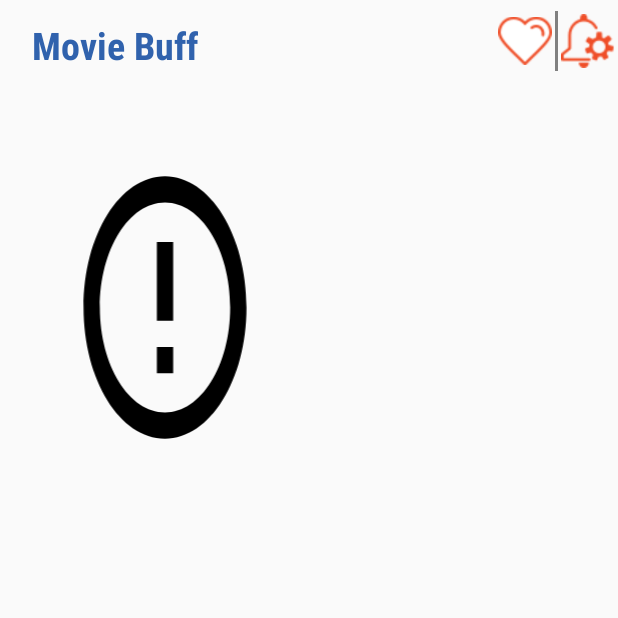
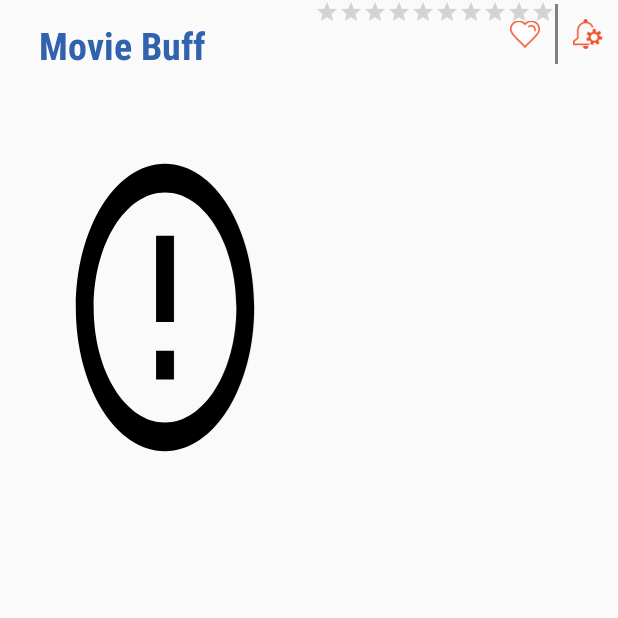
Before and after one commit to sarthakshive/MovieBuff-App, an Android app: the Main2Activity screen opened directly, with no data from a screen before it, on a phone screen of 412 x 824 dp, the top half of it. Run offline under Robolectric (Android 15) with nearby library versions, the phone set to English and light mode, and no system bars; our stand-ins replace Picasso, Room's generated code; network calls fail; pictures from the network do not load; 7 statements that could not run were skipped.

Commit message:
made some ui fixes

```diff
--- a/app/src/main/java/com/example/sarthaktaneja/moviebuff/Main2Activity.java
+++ b/app/src/main/java/com/example/sarthaktaneja/moviebuff/Main2Activity.java
@@ -10,6 +10,7 @@ import android.view.View;
 import android.widget.Button;
 import android.widget.DatePicker;
 import android.widget.ImageView;
+import android.widget.RatingBar;
 import android.widget.TextView;
 import android.widget.TimePicker;
 import android.widget.Toast;
@@ -19,6 +20,8 @@ import com.example.sarthaktaneja.moviebuff.Database.MovieDatabase;
 import com.example.sarthaktaneja.moviebuff.Database.MyAsync;
 import com.example.sarthaktaneja.moviebuff.Model.Pojo1;
 import com.squareup.picasso.Picasso;
+
+import org.w3c.dom.Text;
 
 import java.util.Calendar;
 
@@ -32,6 +35,10 @@ public class Main2Activity extends Activity  {
         ImageView wish=(ImageView) findViewById(R.id.heart);
         ImageView notify=(ImageView) findViewById(R.id.notify);
         final TextView time=(TextView) findViewById(R.id.movienam);
+        TextView movDetails = (TextView) findViewById(R.id.summary);
+        TextView rating = (TextView) findViewById(R.id.rating);
+        TextView title = (TextView) findViewById(R.id.movienam);
+        RatingBar ratingBar = (RatingBar) findViewById(R.id.stars);
 
         final MovieDatabase mdb= Room.databaseBuilder(getApplicationContext(),MovieDatabase.class,"Movie").build();
 
@@ -86,6 +93,10 @@ public class Main2Activity extends Activity  {
             }
         });
 
+        movDetails.setText(pojo1.getOverview().toString());
+        rating.setText(pojo1.getVoteAverage().toString());
+        title.setText(pojo1.getOriginalTitle().toString());
+        ratingBar.setRating(pojo1.getVoteAverage().floatValue());
 
     }
 
--- a/app/src/main/res/drawable-v24/rounded_corner_search.xml
+++ b/app/src/main/res/drawable-v24/rounded_corner_search.xml
@@ -18,10 +18,10 @@
     </padding>-->
 
     <!-- Here is the corner radius -->
-    <!--
+
     <corners
-        android:radius="10dp"   >
+        android:radius="5dp"   >
     </corners>
-    -->
+
 
 </shape>
--- a/app/src/main/res/layout/activity_main3.xml
+++ b/app/src/main/res/layout/activity_main3.xml
@@ -16,7 +16,7 @@
         android:id="@+id/movie_photo"
         android:layout_width="200dp"
         android:layout_height="250dp"
-        android:padding="20dp"
+        android:padding="10dp"
         android:layout_marginLeft="10dp"
         android:layout_marginTop="80dp"/>
 
@@ -26,22 +26,45 @@
         android:layout_height="wrap_content"
         android:layout_toRightOf="@id/movie_photo"
         android:padding="5dp"
-        android:layout_marginTop="80dp"/>
+        android:layout_marginTop="80dp"
+        android:fontFamily="sans-serif"
+        android:textSize="30sp"
+        android:textStyle="bold"/>
 
 
     <TextView
         android:layout_width="wrap_content"
         android:layout_height="wrap_content"
-        android:layout_below="@id/movienam"
+        android:layout_below="@id/stars"
         android:layout_toRightOf="@id/movie_photo"
         android:padding="5dp"
-        android:layout_marginTop="90dp"/>
+        android:layout_marginTop="90dp"
+        android:id="@+id/rating"
+        android:textSize="15sp"
+        android:textColor="@color/black"
+        android:textStyle="bold"
+        />
 
     <TextView
-        android:id="@+id/rat"
+        android:id="@+id/summary"
         android:layout_width="match_parent"
         android:layout_height="wrap_content"
-        android:layout_marginTop="350dp"/>
+        android:layout_toRightOf="@id/movie_photo"
+        android:layout_marginTop="150dp"
+        android:textColor="@color/black"
+        android:textSize="10sp"/>
+
+
+    <RatingBar
+        android:id="@+id/stars"
+        android:layout_width="wrap_content"
+        android:layout_height="wrap_content"
+        style="?android:attr/ratingBarStyleSmall"
+        android:numStars="10"
+        android:stepSize="0.1"
+        android:isIndicator="true"
+        android:layout_toRightOf="@id/movie_photo"
+        />
 
 
 
--- a/app/src/main/res/layout/toolbar.xml
+++ b/app/src/main/res/layout/toolbar.xml
@@ -18,7 +18,7 @@
         android:fontFamily="sans-serif-condensed"
         android:textColor="@color/color_3062ad"
         android:textStyle="bold"
-        android:padding="5dp"/>
+        android:padding="10dp"/>
 
     <ImageView
         android:id="@+id/heart"
@@ -26,7 +26,7 @@
         android:layout_height="40dp"
         android:src="@drawable/wishlist"
         android:layout_alignParentRight="true"
-        android:padding="5dp"/>
+        android:padding="10dp"/>
 
     </RelativeLayout>
 
--- a/app/src/main/res/layout/toolbar1.xml
+++ b/app/src/main/res/layout/toolbar1.xml
@@ -18,7 +18,7 @@
         android:textColor="@color/color_3062ad"
         android:textStyle="bold"
         android:id="@+id/appname"
-        android:padding="5dp"/>
+        android:padding="10dp"/>
 
     <ImageView
         android:id="@+id/heart"
@@ -26,7 +26,7 @@
         android:layout_height="40dp"
         android:layout_toLeftOf="@id/line"
         android:src="@drawable/wishlist"
-        android:padding="2dp"
+        android:padding="10dp"
         />
 
         <View
@@ -42,7 +42,7 @@
         android:layout_height="40dp"
         android:src="@drawable/notifications"
         android:layout_alignParentRight="true"
-        android:padding="2dp"
+        android:padding="10dp"
         />
 
     </RelativeLayout>
```
Also changed, not shown: app/src/main/res/layout/activity_main.xml (+5 -5 lines).
